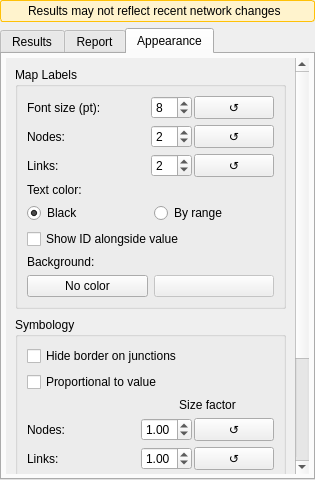
First picture: the form in ui/analysis/qgisred_results_dock.ui, repository qgisred/QGISRed, before the edit.
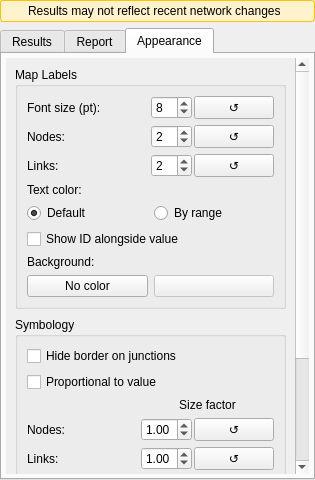
Second picture: the form after the edit. The open tabs and pages were chosen to show the change.

Commit message: Results: Change default labels colors

```diff
--- a/ui/analysis/qgisred_results_dock.ui
+++ b/ui/analysis/qgisred_results_dock.ui
@@ -1339,7 +1339,7 @@
                  <item>
                   <widget class="QRadioButton" name="rbColorBlack">
                    <property name="text">
-                    <string>Black</string>
+                    <string>Default</string>
                    </property>
                    <property name="checked">
                     <bool>true</bool>
```
The commit also changes 8 other files.
